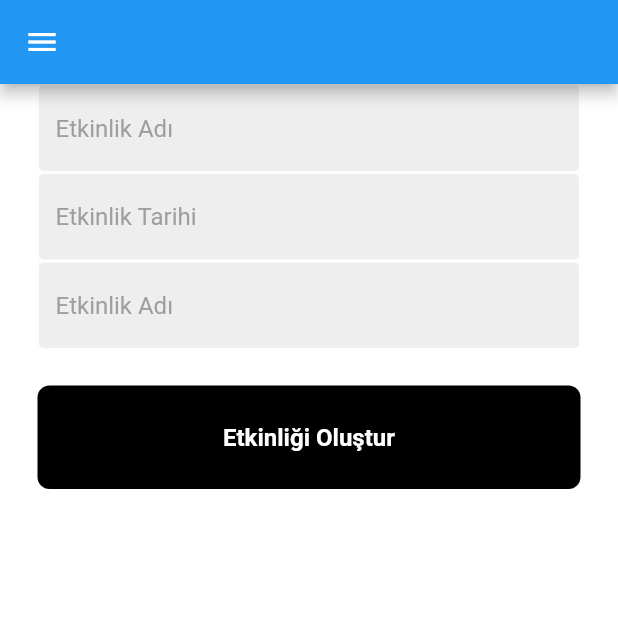
After one commit to Yaizzz/F28_Luminexa, a Flutter app: the EtkinlikSayfasi screen opened directly, on a phone screen of 412 x 824 dp, the top half of it. The commit adds this screen. Run offline on Flutter 3.47's test engine with Material 2 defaults, Android fonts, the phone set to English and light mode, and no system bars; our stand-ins replace animated_theme_switcher, cloud_firestore, firebase_auth, firebase_core, google_sign_in, shared_preferences; accounts and stored records are empty; network calls fail.

Commit message:
Giriş sayfasına özellikler eklendi- Etkinlik oluşturma sayfası yapıldı Giriş sayfasına kullanıcıların anonim olarak giriş yapması için düzenlemeler yapıldı. Şifresini unutan kullanıcılar için sistem hazırlandı. Etkinlikler için veri tabanı bağlantısı sağlandı. Etkinlik oluşturmak için sayfa oluşturuldu ve çalıştığı kontrol edildi.

```diff
--- a/lib/main.dart
+++ b/lib/main.dart
@@ -4,7 +4,7 @@ import 'package:bootcamp_app1/pages/login_page.dart';
 //import 'package:bootcamp_app1/pages/edit_profile_page.dart';
 import 'package:bootcamp_app1/utils/user_preferences.dart';
 import 'package:flutter/material.dart';
-import 'pages/profile_page.dart';
+import 'pages/profile_page_old.dart';
 //import 'package:flutter/services.dart';
 import 'themes.dart';
 import 'package:firebase_core/firebase_core.dart';
--- /dev/null
+++ b/lib/pages/etkinlik_kayit.dart
@@ -0,0 +1,106 @@
+import 'package:bootcamp_app1/pages/profile_page.dart';
+import 'package:bootcamp_app1/widgets/login_button.dart';
+import 'package:bootcamp_app1/widgets/login_textfield.dart';
+import 'package:cloud_firestore/cloud_firestore.dart';
+import 'package:flutter/material.dart';
+import 'package:firebase_auth/firebase_auth.dart';
+
+import '../widgets/drawer.dart';
+
+class EtkinlikSayfasi extends StatefulWidget {
+  EtkinlikSayfasi({super.key});
+
+  @override
+  State<EtkinlikSayfasi> createState() => _EtkinlikSayfasiState();
+}
+
+final etkinlikAdiController = TextEditingController();
+final etkinlikTarihiController = TextEditingController();
+final etkinlikAciklamasiController = TextEditingController();
+
+class _EtkinlikSayfasiState extends State<EtkinlikSayfasi> {
+  @override
+  void dispose() {
+    etkinlikAciklamasiController.dispose();
+    etkinlikAdiController.dispose();
+    etkinlikTarihiController.dispose();
+    super.dispose();
+  }
+
+  @override
+  Widget build(BuildContext context) {
+    return Scaffold(
+      drawer: MyDrawer(
+        onProfileTap: () {
+          Navigator.pop(context); //başka sayfaya giderken drawerı kapatır
+          Navigator.push(context,
+              MaterialPageRoute(builder: (context) => const ProfilePage()));
+        },
+        onSignOut: () {
+          Navigator.pop(context);
+          signUserOut();
+        },
+        onEtkinlikSayfasi: () {
+          Navigator.pop(context);
+          Navigator.push(context,
+              MaterialPageRoute(builder: (context) => EtkinlikSayfasi()));
+        },
+      ),
+      appBar: AppBar(
+          //actions: [IconButton(onPressed: signUserOut, icon: Icon(Icons.logout))],
+          ),
+      body: Center(
+        child: Column(
+          children: [
+            LoginTextfield(
+              controller: etkinlikAdiController,
+              hintText: "Etkinlik Adı",
+              obscureText: false,
+            ),
+            LoginTextfield(
+              controller: etkinlikTarihiController,
+              hintText: "Etkinlik Tarihi",
+              obscureText: false,
+            ),
+            LoginTextfield(
+              controller: etkinlikAciklamasiController,
+              hintText: "Etkinlik Adı",
+              obscureText: false,
+            ),
+            SizedBox(height: 24),
+            LoginButton(
+                onTap: () {
+                  final etkinlik_adi = etkinlikAdiController.text;
+                  final etkinlik_tarihi = etkinlikTarihiController.text;
+                  final etkinlik_aciklamasi = etkinlikAciklamasiController.text;
+
+                  etkinlikOlustur(
+                      etkinlik_adi: etkinlik_adi,
+                      etkinlik_tarihi: etkinlik_tarihi,
+                      etkinlik_aciklamasi: etkinlik_aciklamasi);
+                },
+                text: "Etkinliği Oluştur"),
+          ],
+        ),
+      ),
+    );
+  }
+
+  void signUserOut() {
+    FirebaseAuth.instance.signOut();
+  }
+
+  Future etkinlikOlustur(
+      {required String etkinlik_adi,
+      required etkinlik_tarihi,
+      required etkinlik_aciklamasi}) async {
+    final docUser = FirebaseFirestore.instance.collection('etkinlikler').doc();
+
+    final json = {
+      'etkinlik_adi': etkinlik_adi,
+      'etkinlik_tarihi': etkinlik_tarihi,
+      'etkinlik_aciklamasi': etkinlik_aciklamasi,
+    };
+    await docUser.set(json);
+  }
+}
--- a/pubspec.yaml
+++ b/pubspec.yaml
@@ -46,6 +46,7 @@ dependencies:
   firebase_core: ^2.14.0
   firebase_auth: ^4.6.3
   google_sign_in: ^6.1.4
+  cloud_firestore: ^4.8.2
 
 dev_dependencies:
   flutter_test:
```
Also changed, not shown: lib/pages/forgot_password_page.dart (added, +60 -0 lines), lib/pages/home_page.dart (+23 -5 lines), lib/pages/login_page.dart (+24 -8 lines), lib/pages/profile_page.dart (+45 -94 lines), lib/pages/profile_page_old.dart (added, +116 -0 lines), lib/pages/register_page.dart (+24 -7 lines), lib/widgets/drawer.dart (+15 -6 lines), lib/widgets/text_box.dart (added, +38 -0 lines), images/background.png (added), pubspec.lock, 2 other files.
